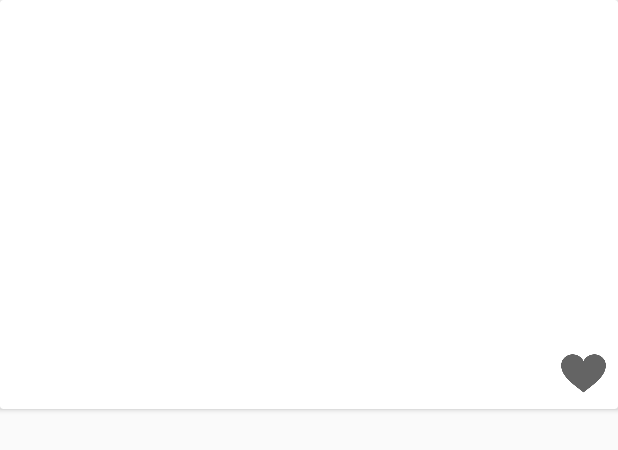
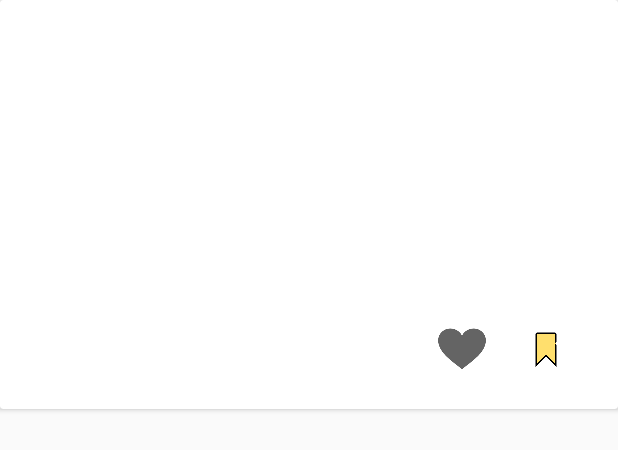
Before and after one commit to Deforkk/SnapStock1, an Android app built with Jetpack Compose: the layout item_post.xml on its own in the app's theme, with its tools: preview values and no code run, on a phone screen of 412 x 824 dp. Shown: the top 450 px of the screen. Run offline under Robolectric (Android 15) with nearby library versions, the phone set to English and light mode, and no system bars.

Commit message:
The ability to add posts to favorites and remove posts from favorites has been added.

```diff
--- a/app/src/main/res/layout/item_post.xml
+++ b/app/src/main/res/layout/item_post.xml
@@ -46,7 +46,6 @@
             android:textColor="#999" />
 
 
-
         <TextView
             android:id="@+id/postDate"
             android:layout_width="wrap_content"
@@ -55,35 +54,72 @@
             android:textColor="#999" />
 
 
-
-
     </LinearLayout>
 
-    <FrameLayout
-        android:layout_width="wrap_content"
+    <androidx.constraintlayout.widget.ConstraintLayout
+        android:layout_width="match_parent"
         android:layout_height="wrap_content"
-        android:layout_gravity="bottom|end">
+        android:layout_gravity="bottom|end"
+        android:padding="16dp">
 
+        <!-- Кнопка "Избранное" -->
+        <ImageButton
+            android:id="@+id/favoriteButton"
+            android:layout_width="48dp"
+            android:layout_height="48dp"
+            android:background="?android:attr/selectableItemBackgroundBorderless"
+            android:contentDescription="Избранное"
+            android:padding="8dp"
+            android:scaleType="centerInside"
+            android:src="@drawable/ic_favorites"
+            app:layout_constraintBottom_toBottomOf="parent"
+            app:layout_constraintEnd_toEndOf="parent"
+            android:layout_marginEnd="8dp" />
+
+        <!-- Кнопка "Не избранное" -->
+        <ImageButton
+            android:id="@+id/unfavoriteButton"
+            android:layout_width="48dp"
+            android:layout_height="48dp"
+            android:background="?android:attr/selectableItemBackgroundBorderless"
+            android:contentDescription="Не избранное"
+            android:padding="8dp"
+            android:scaleType="centerInside"
+            android:src="@drawable/ic_notfavorites"
+            android:visibility="gone"
+            app:layout_constraintBottom_toBottomOf="parent"
+            app:layout_constraintEnd_toEndOf="parent"
+            android:layout_marginEnd="8dp" />
+
+        <!-- Кнопка "Лайк" -->
+        <ImageButton
+            android:id="@+id/likeButton"
+            android:layout_width="48dp"
+            android:layout_height="48dp"
+            android:background="?android:attr/selectableItemBackgroundBorderless"
+            android:contentDescription="Лайк"
+            android:padding="8dp"
+            android:scaleType="centerInside"
+            android:src="@drawable/ic_heart_filled"
+            app:layout_constraintBottom_toBottomOf="parent"
+            app:layout_constraintEnd_toStartOf="@id/favoriteButton"
+            android:layout_marginEnd="8dp" />
+
+        <!-- Кнопка "Не лайк" -->
         <ImageButton
             android:id="@+id/unlikeButton"
-
             android:layout_width="48dp"
             android:layout_height="48dp"
-            android:src="@drawable/ic_heart_outline"
             android:background="?android:attr/selectableItemBackgroundBorderless"
+            android:contentDescription="Не лайк"
             android:padding="8dp"
             android:scaleType="centerInside"
-            android:visibility="gone" />
+            android:src="@drawable/ic_heart_outline"
+            android:visibility="gone"
+            app:layout_constraintBottom_toBottomOf="parent"
+            app:layout_constraintEnd_toStartOf="@id/favoriteButton"
+            android:layout_marginEnd="8dp" />
 
-        <ImageButton
-            android:id="@+id/likeButton"
-            android:layout_width="46dp"
-            android:layout_height="48dp"
-            android:background="?android:attr/selectableItemBackgroundBorderless"
-            android:contentDescription="string"
-            android:padding="8dp"
-            android:scaleType="centerInside"
-            android:src="@drawable/ic_heart_filled" />
+    </androidx.constraintlayout.widget.ConstraintLayout>
 
-    </FrameLayout>
 </androidx.cardview.widget.CardView>
```
Also changed, not shown: app/src/main/java/com/example/snapstock1/SimplePostAdapter.kt (+57 -5 lines), app/src/main/java/com/example/snapstock1/UserManager.kt (+24 -0 lines), app/src/main/res/drawable/ic_favorites.png (added), app/src/main/res/drawable/ic_notfavorites.png (added).
